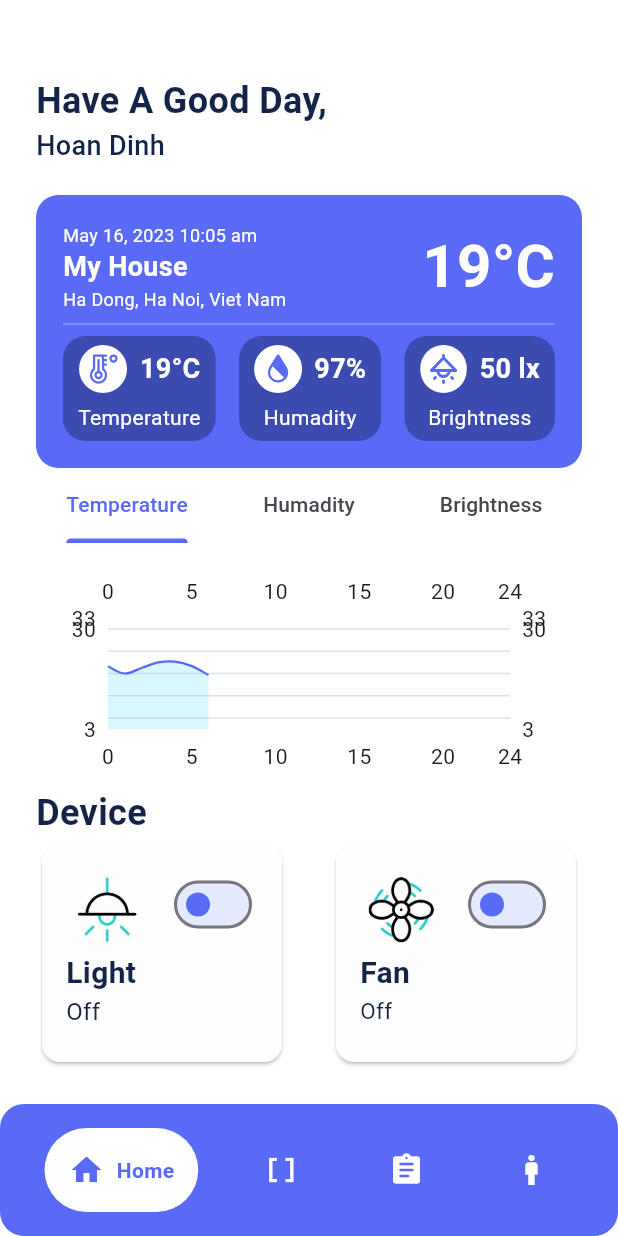
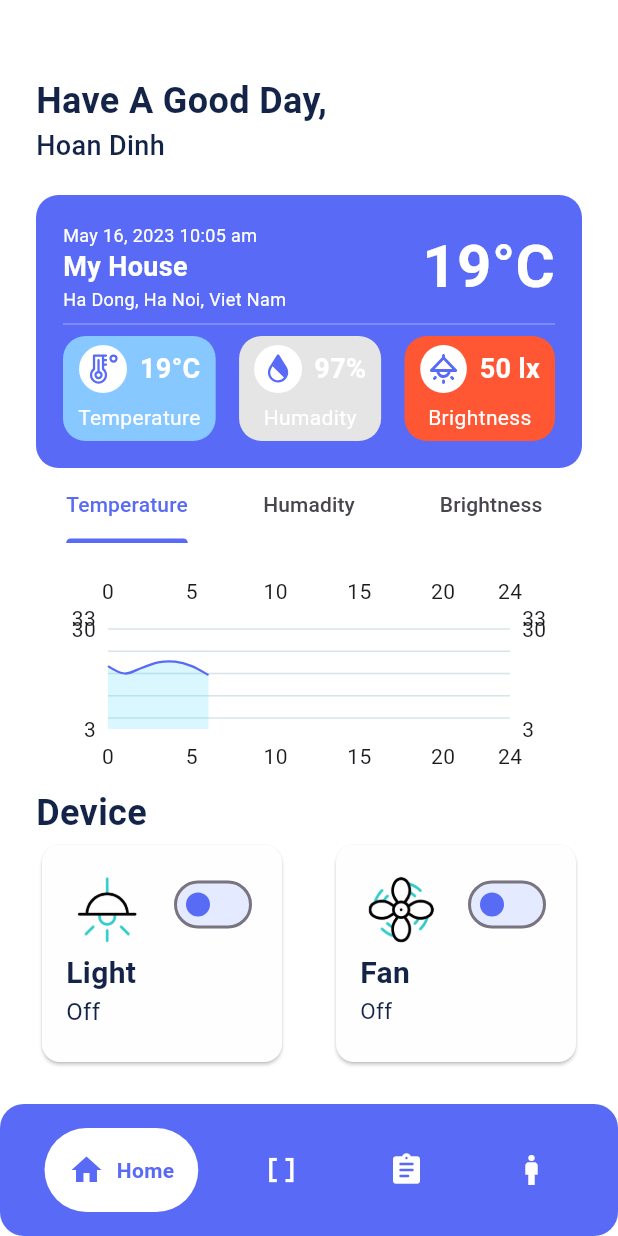
Before and after one commit to h04nd1nh/Mobile-App-Smart-Home, a Flutter app: the screen it shows after launch, after a tap on "Get Started", on a phone screen of 412 x 824 dp. Run offline on Flutter 3.47's test engine with Material 3 defaults, Android fonts, the phone set to English and light mode, and no system bars; drawn by our look-alikes of fl_chart, google_nav_bar; our stand-ins replace device_preview, flutter_svg, go_router, shared_preferences.

Commit message:
add color change for temp, humandity and light

```diff
--- a/lib/pages/action_page/action_page.dart
+++ b/lib/pages/action_page/action_page.dart
@@ -1,18 +1,91 @@
 import 'package:flutter/material.dart';
+import 'action_history_table.dart';
 
 class ActionHistoryPage extends StatefulWidget {
   const ActionHistoryPage({super.key});
   @override
   State<ActionHistoryPage> createState() => _ActionHistoryPage();
-
 }
 
 class _ActionHistoryPage extends State<ActionHistoryPage> {
-
   @override
   Widget build(BuildContext context) {
     return Scaffold(
-      body: Text('ActionHistory Page'),
+      body: Container(
+        padding: const EdgeInsets.fromLTRB(24, 50, 24, 24),
+        child: Column(
+          crossAxisAlignment: CrossAxisAlignment.start,
+          children: <Widget>[
+            const Text(
+              'Action History',
+              style: TextStyle(
+                fontSize: 24,
+                fontWeight: FontWeight.w700,
+                color: Color(0xFF142348),
+              ),
+            ),
+            Container(
+              width: double.infinity,
+              child: DataTable(columns: [
+                DataColumn(
+                  label: Text('Device'),
+                ),
+                DataColumn(
+                  label: Text('Action'),
+                ),
+                DataColumn(
+                  label: Text('Time'),
+                ),
+              ], rows: [
+                DataRow(cells: [
+                  DataCell(Text('Fan 1')),
+                  DataCell(Text(
+                    'On',
+                    style: TextStyle(
+                      color: Colors.green,
+                      fontWeight: FontWeight.w700,
+                    ),
+                  )),
+                  DataCell(Text('13:45')),
+                ]),
+                DataRow(cells: [
+                  DataCell(Text('Fan 1')),
+                  DataCell(Text(
+                    'Off',
+                    style: TextStyle(
+                      color: Colors.red,
+                      fontWeight: FontWeight.w700,
+                    ),
+                  )),
+                  DataCell(Text('17:45')),
+                ]),
+                DataRow(cells: [
+                  DataCell(Text('Light 1')),
+                  DataCell(Text(
+                    'On',
+                    style: TextStyle(
+                      color: Colors.green,
+                      fontWeight: FontWeight.w700,
+                    ),
+                  )),
+                  DataCell(Text('14:45')),
+                ]),
+                DataRow(cells: [
+                  DataCell(Text('Fan 1')),
+                  DataCell(Text(
+                    'Off',
+                    style: TextStyle(
+                      color: Colors.red,
+                      fontWeight: FontWeight.w700,
+                    ),
+                  )),
+                  DataCell(Text('20:45')),
+                ]),
+              ]),
+            ),
+          ],
+        ),
+      ),
     );
   }
 }
--- a/lib/pages/home_page/home_page.dart
+++ b/lib/pages/home_page/home_page.dart
@@ -1,3 +1,4 @@
+
 import 'package:flutter/material.dart';
 import 'package:flutter_svg/flutter_svg.dart';
 import 'line_chart.dart';
@@ -16,7 +17,41 @@ class _HomePage extends State<HomePage> with SingleTickerProviderStateMixin {
   String lightStatus = 'Off';
   bool fanSwitched = false;
   String fanStatus = 'Off';
+  int temp = 19;
+  int human = 80;
+  int light = 5500;
 
+  Color tempColor(int temp) {
+    if (temp < 15) {
+      return Color(0xff0072FF);;
+    }
+    if (temp > 30) {
+      return Color(0xffFF5733);
+    }
+
+    return Color(0xff86C8FF);
+  }
+
+  Color humanColor(int human) {
+    if (temp < 30) {
+      return Color(0xffE5E5E5);;
+    }
+    if (temp > 70) {
+      return Color(0xff005C99);    }
+
+    return Color(0xff8AB6D6);
+  }
+
+  Color lightColor(int light) {
+    if (temp < 500) {
+      return Color(0xffFF5733);;
+    }
+    if (temp > 1000) {
+      return Color(0xffFFE600);
+    }
+
+    return Color(0xffFFB74D);
+  }
   @override
   void initState() {
     super.initState();
@@ -159,7 +194,8 @@ class _HomePage extends State<HomePage> with SingleTickerProviderStateMixin {
                         padding: const EdgeInsets.fromLTRB(10, 6, 10, 6),
                         decoration: BoxDecoration(
                             borderRadius: BorderRadius.circular(15),
-                            color: const Color.fromARGB(90, 8, 17, 44)),
+                            color: tempColor(temp),
+                            ),
                         child: Column(
                           children: [
                             Row(
@@ -192,7 +228,8 @@ class _HomePage extends State<HomePage> with SingleTickerProviderStateMixin {
                         padding: const EdgeInsets.fromLTRB(10, 6, 10, 6),
                         decoration: BoxDecoration(
                             borderRadius: BorderRadius.circular(15),
-                            color: const Color.fromARGB(90, 8, 17, 44)),
+                            color: humanColor(human),
+                            ),
                         child: Column(
                           children: [
                             Row(
@@ -225,7 +262,8 @@ class _HomePage extends State<HomePage> with SingleTickerProviderStateMixin {
                         padding: const EdgeInsets.fromLTRB(10, 6, 10, 6),
                         decoration: BoxDecoration(
                             borderRadius: BorderRadius.circular(15),
-                            color: const Color.fromARGB(90, 8, 17, 44)),
+                            color: lightColor(light),
+                            ),
                         child: Column(
                           children: [
                             Row(
```
Also changed, not shown: lib/pages/action_page/action_history_table.dart (added, +69 -0 lines).
